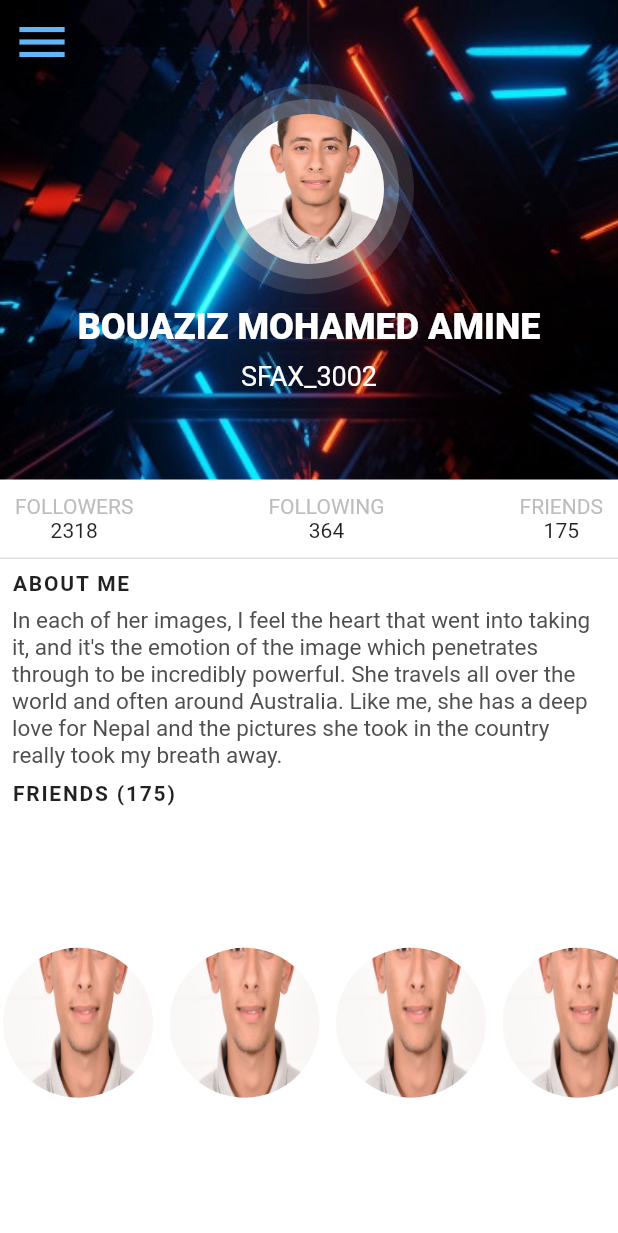
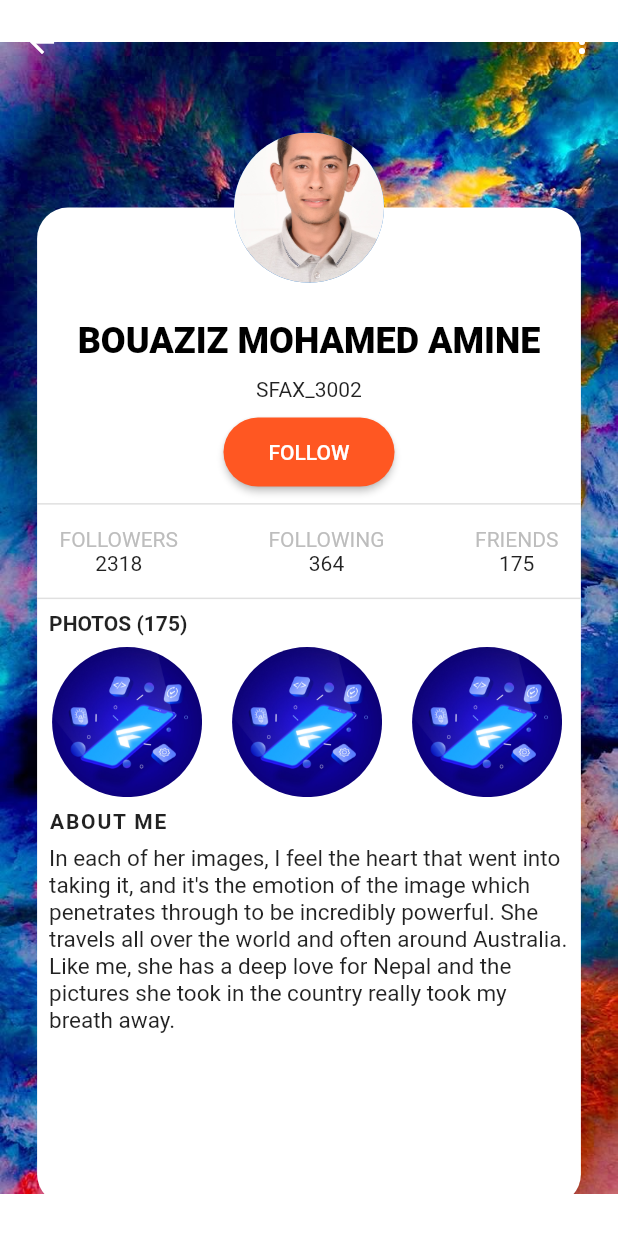
Before and after one commit to bouaziz-mohamed-amine/PORTFOLIO, a Flutter app: the screen it shows after launch, on a phone screen of 412 x 824 dp. Shown: the top 1233 px of the screen. Run offline on Flutter 3.47's test engine with Material 2 defaults, Android fonts, the phone set to English and light mode, and no system bars; project files that could hold a hidden picture were left out.

Commit message:
Profile 3

```diff
--- a/lib/main.dart
+++ b/lib/main.dart
@@ -1,4 +1,5 @@
 import 'package:flutter/material.dart';
+import 'package:portfolio_app/profiles/profile3/profile_3.dart';
 import 'package:portfolio_app/profiles/profile_1/Profile_1.dart';
 import 'package:portfolio_app/profiles/profile_2/profile_2.dart';
 
@@ -17,7 +18,7 @@ class MyApp extends StatelessWidget {
       theme: ThemeData(
         primarySwatch: Colors.blue,
       ),
-      home: Profile2(),
+      home: Profile3(),
     );
   }
 }
--- /dev/null
+++ b/lib/profiles/profile3/profile_3.dart
@@ -0,0 +1,184 @@
+import 'package:flutter/material.dart';
+import 'package:portfolio_app/profiles/profile_1/model.dart';
+import 'package:portfolio_app/profiles/profile_1/provider.dart';
+class Profile3 extends StatefulWidget {
+  @override
+  _Profile3State createState() => _Profile3State();
+}
+
+class _Profile3State extends State<Profile3> {
+  Profile profile= ProfileProvider.getProfile();
+  @override
+  Widget build(BuildContext context) {
+    return Stack(
+        children: [
+          Image(
+            image: ExactAssetImage("assets/profiles/profile3.jpg"),
+            width: double.infinity,
+            height: double.infinity,
+            fit: BoxFit.contain,
+          ),
+          Scaffold(
+            backgroundColor: Colors.transparent,
+            appBar: AppBar(
+              leading: IconButton(
+                icon: IconButton(
+                    icon: Icon(Icons.arrow_back,color: Colors.white,),
+                    onPressed: (){})
+              ),
+              actions: [
+                IconButton(icon: Icon(Icons.more_vert), onPressed: (){},color: Colors.white,)
+              ],
+              backgroundColor: Colors.transparent,
+              elevation: 0,
+            ),
+            body: Stack(
+              children: [
+               _bodycontent(),
+                _profileimage(),
+              ],
+            ),
+              ),
+        ],
+    );
+  }
+
+ Widget _bodycontent() {
+    return  Positioned(
+      top: MediaQuery.of(context).size.height*0.1, right: MediaQuery.of(context).size.width*0.06, left: MediaQuery.of(context).size.width*0.06, bottom: MediaQuery.of(context).size.width*0.05,
+      child: Container(
+        //padding: EdgeInsets.symmetric(horizontal: 4),
+        decoration: BoxDecoration(
+          color: Colors.white,
+          borderRadius: BorderRadiusDirectional.circular(MediaQuery.of(context).size.width*0.05),
+        ),
+        child: ListView(
+          scrollDirection: Axis.vertical,
+          children: [
+            Column(
+              crossAxisAlignment: CrossAxisAlignment.start,
+              children: [
+                Center(
+                  child: Padding(
+                    padding: const EdgeInsets.only(top: 75),
+                    child: Text(profile.user.name,style: TextStyle(color: Colors.black,fontSize: 24,fontWeight:FontWeight.w900 ),textAlign:TextAlign.center,),
+                  ),
+                ),
+                Center(
+                  child: Padding(
+                    padding: const EdgeInsets.only(top: 10,bottom: 10),
+                    child: Text(profile.user.address,textAlign:TextAlign.center,),
+                  ),
+                ),
+                Padding(
+                  padding: const EdgeInsets.only(bottom: 10),
+                  child: _followButton(),
+                ),
+                _divider(),
+                _counters(),
+                _divider(),
+                Padding(
+                  padding: EdgeInsets.all(8),
+                  child: Text(
+                    'PHOTOS (${profile.photos.toString()})',
+                    style: TextStyle(
+                      fontWeight: FontWeight.bold,
+                    ),
+                  ),
+                ),
+                Container(
+                  width: double.infinity,
+                  height: 100,
+                  child: ListView(
+                    scrollDirection: Axis.horizontal,
+                    children: List.generate(10, (index) => Padding(
+                      padding: const EdgeInsets.symmetric(horizontal: 10),
+                      child: Container(
+                        width: 100,
+                        height: 100,
+                        decoration: BoxDecoration(
+                          shape: BoxShape.circle,
+                          image: DecorationImage(image: ExactAssetImage("assets/profiles/flutter.jpg"),fit: BoxFit.cover),
+                        ),
+                      ),
+                    )),
+                  ),
+                ),
+                ... _about()
+
+              ],
+            ),
+          ],
+        ),
+        ),
+      );
+  }
+  Widget _profileimage() {
+    return Positioned(
+      top:  MediaQuery.of(context).size.height*0.1 - 50,
+      left:  MediaQuery.of(context).size.width*0.5 - 50 ,
+      child: Container(
+        width: 100,
+        height: 100,
+        child: CircleAvatar(
+          backgroundImage: ExactAssetImage("assets/shared/amine.jpg"),
+        ),
+      ),
+    );
+  }
+
+ Widget _followButton() {
+    return Align(
+      child: MaterialButton(
+        color: Colors.deepOrange,
+          onPressed: (){},
+        padding: EdgeInsets.symmetric(horizontal: 30,vertical: 15),
+          child: Text("FOLLOW",style: TextStyle(color: Colors.white),),
+        shape: RoundedRectangleBorder(borderRadius: BorderRadius.circular(25)),
+      ),
+    );
+ }
+  Widget _counters() {
+    return Padding(
+      padding: const EdgeInsets.only(top: 15,right: 15,left: 15,bottom: 15),
+      child: Row(
+        mainAxisAlignment: MainAxisAlignment.spaceBetween,
+        children: [
+          Column(
+            children: [
+              Text("FOLLOWERS",style: TextStyle(color: Colors.grey.shade400),),
+              Text(profile.followers.toString()),
+            ],
+          ),
+          Column(
+            children: [
+              Text("FOLLOWING",style: TextStyle(color: Colors.grey.shade400),),
+              Text(profile.following.toString()),
+            ],
+          ),
+          Column(
+            children: [
+              Text("FRIENDS",style: TextStyle(color: Colors.grey.shade400),),
+              Text(profile.friends.toString()),
+            ],
+          ),
+        ],
+      ),
+    );
+  }
+  Widget _divider() {
+    return Container(height: 1,color: Colors.grey.shade300);
+  }
+  List<Widget> _about() {
+    return [
+      Padding(
+        padding: const EdgeInsets.all(8.0),
+        child: Text("ABOUT ME",style: TextStyle(fontWeight: FontWeight.bold,letterSpacing: 1.2),),
+      ),
+      Padding(
+        padding: const EdgeInsets.symmetric(horizontal: 8),
+        child: Text(profile.user.about,style: TextStyle(fontSize: 15,),),
+      ),
+    ];
+  }
+}
--- a/lib/profiles/profile_1/model.dart
+++ b/lib/profiles/profile_1/model.dart
@@ -5,6 +5,6 @@ class User {
 
 class Profile{
   User user;
-  int followers, following, friends;
-  Profile({this.user, this.followers, this.following, this.friends});
+  int followers, following, friends, photos;
+  Profile({this.user, this.followers, this.following, this.friends ,this.photos});
 }
--- a/lib/profiles/profile_1/provider.dart
+++ b/lib/profiles/profile_1/provider.dart
@@ -11,6 +11,7 @@ class ProfileProvider {
         ),
         followers: 2318,
         following: 364,
-        friends: 175);
+        friends: 175,
+    photos: 175);
   }
 }
```
Also changed, not shown: assets/profiles/profile3.jpg (added).
